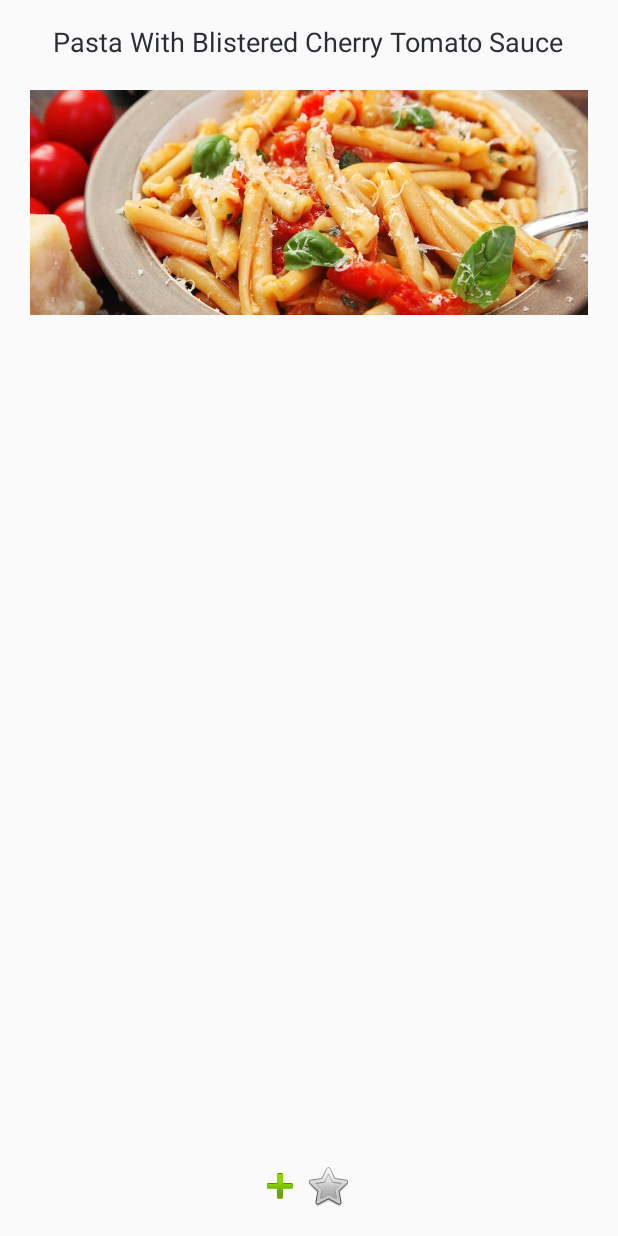
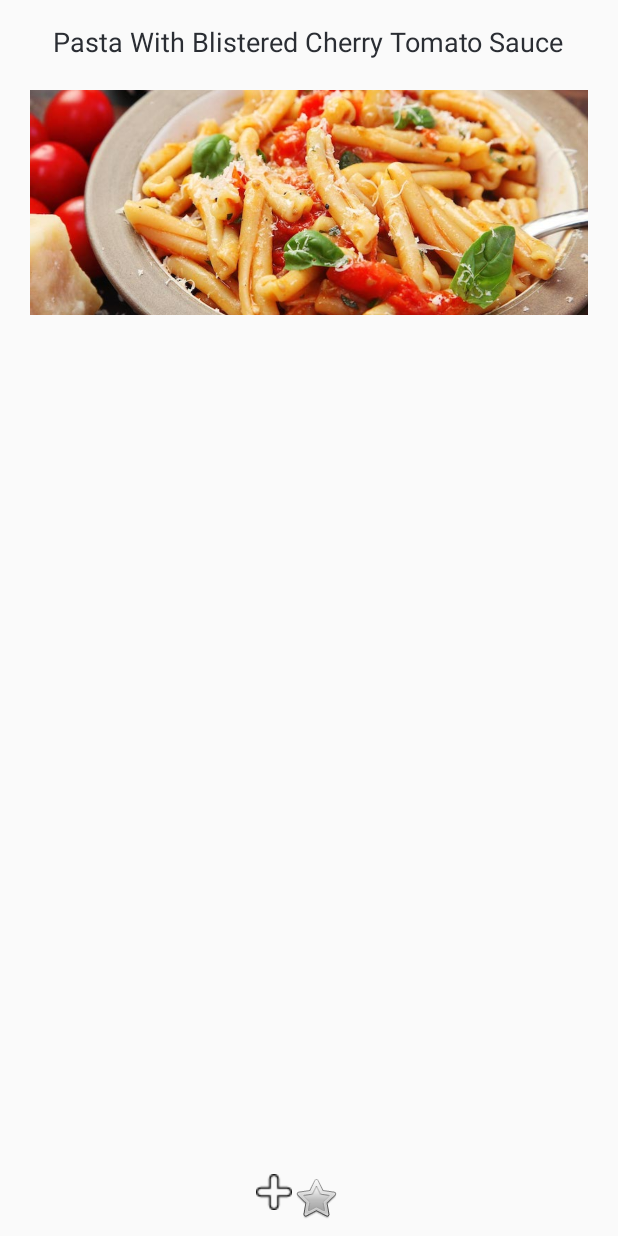
Before and after one commit to jgleoj23/MealPlan, an Android app: the RecipeDetailsActivity screen opened directly, with no data from a screen before it, on a phone screen of 412 x 824 dp. Run offline under Robolectric (Android 15) with nearby library versions, the phone set to English and light mode, and no system bars; our stand-ins replace Picasso; libraries missing offline, so code that uses them is left out: com.loopj.android, cz.msebera.android, org.parceler; pictures from the network do not load; 5 statements that could not run were skipped.

```diff
--- a/app/src/main/java/joseph/com/mealplan/model/Recipe.java
+++ b/app/src/main/java/joseph/com/mealplan/model/Recipe.java
@@ -73,6 +73,9 @@ public class Recipe extends RealmObject {
     public String getSourceUrl() {
         return sourceUrl;
     }
+
+    public void setSourceUrl(String sourceUrl) { this.sourceUrl = sourceUrl; }
+
     public String getTitle() {
         return title;
     }
--- a/app/src/main/res/layout/activity_recipe_details.xml
+++ b/app/src/main/res/layout/activity_recipe_details.xml
@@ -46,7 +46,7 @@
         android:layout_width="wrap_content"
         android:layout_height="wrap_content"
         android:layout_marginBottom="17dp"
-        app:srcCompat="@android:drawable/ic_input_add"
+        app:srcCompat="@drawable/add"
         android:onClick="addMealPlan"
         android:layout_marginStart="135dp"
         android:layout_alignParentBottom="true"
```
Also changed, not shown: app/src/main/res/drawable/add.png (added).
